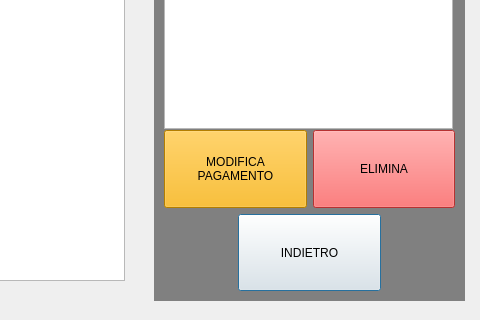
Above: Boundaries/GestionePagamenti/VisualizzaPagamento.ui from Diego30090/IngSoft_Palestra before the change; both pictures show x 436 to 916 and y 150 to 470 of the 916 by 470 pixel window. Below: the same form after it.
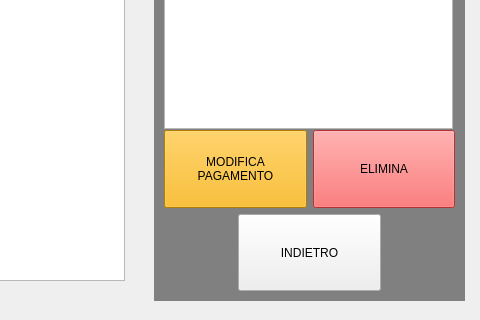
That is the form after the change.

What changed in the file:
```diff
--- a/Boundaries/GestionePagamenti/VisualizzaPagamento.ui
+++ b/Boundaries/GestionePagamenti/VisualizzaPagamento.ui
@@ -1,7 +1,7 @@
 <?xml version="1.0" encoding="UTF-8"?>
 <ui version="4.0">
  <class>Form</class>
- <widget class="QDialog" name="Form">
+ <widget class="QWidget" name="Form">
   <property name="geometry">
    <rect>
     <x>0</x>
```
Left out of the diff: 143 changed lines with no effect on the pictures.
